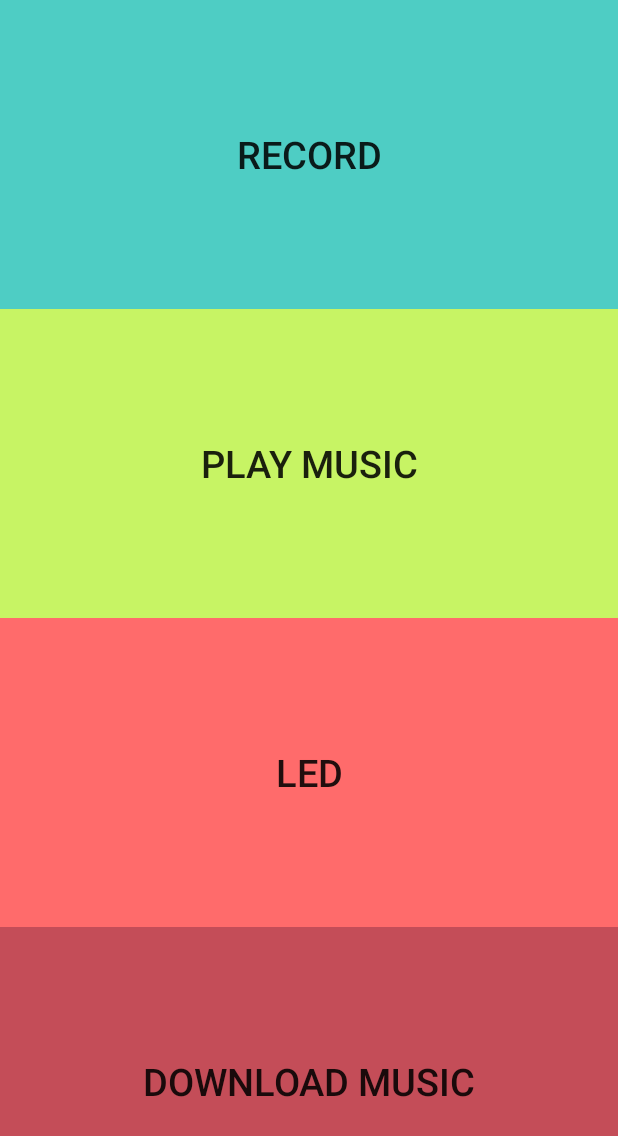
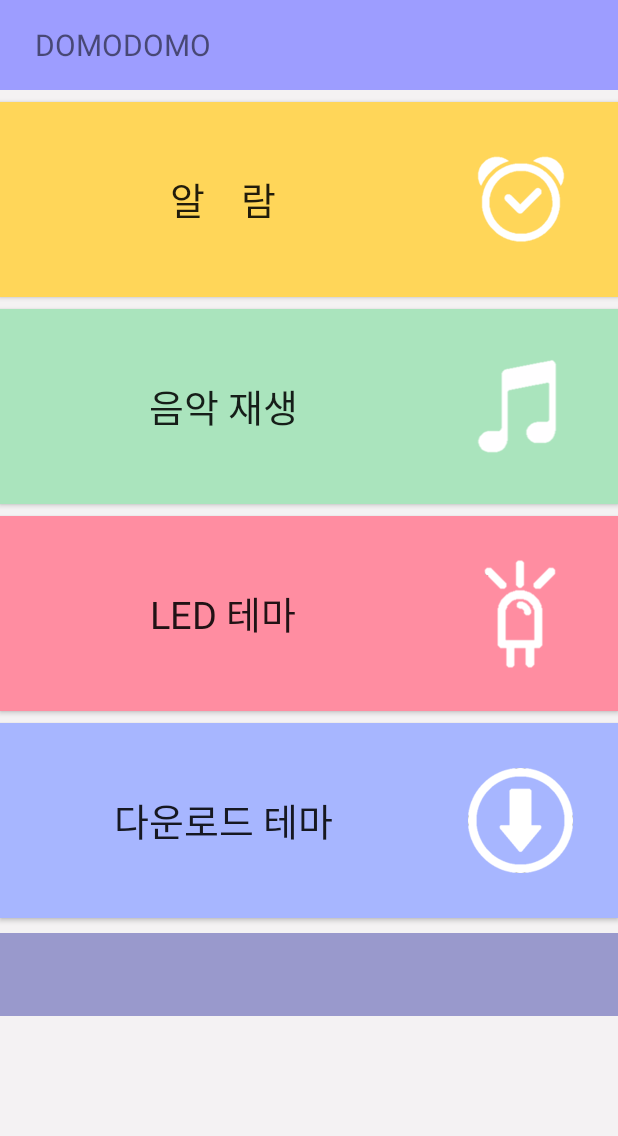
Before and after one commit to ParkMinHyun/DomoDomo_hack, an Android app: the screen it shows after launch (MainActivity), on a phone screen of 412 x 824 dp. Shown: the top 1136 px of the screen. Run offline under Robolectric (Android 15) with nearby library versions, the phone set to English and light mode, and no system bars; Roboto replaces fonts that are not available here; 1 statement that could not run was skipped.

Commit message:
[성민] UI 수정

```diff
--- a/Hack/app/src/main/java/ensharp/tapcorder/MainActivity.java
+++ b/Hack/app/src/main/java/ensharp/tapcorder/MainActivity.java
@@ -7,6 +7,7 @@ import android.content.Context;
 import android.content.Intent;
 import android.content.SharedPreferences;
 import android.content.SharedPreferences.Editor;
+import android.graphics.Typeface;
 import android.os.Bundle;
 import android.view.Menu;
 import android.view.View;
@@ -38,25 +39,31 @@ public class MainActivity extends BT_Preference {
         Intent intent=new Intent(this,Splash.class);
         this.startActivity(intent);
 
+        Typeface tf_menu = Typeface.createFromAsset(getAssets(), "BMJUA_ttf.ttf");
+
         btn_record = (Button)findViewById(R.id.btn_Record);
+        btn_record.setTypeface(tf_menu);
         btn_record.setOnClickListener(new Button.OnClickListener(){
             public void onClick(View v){
                 startActivity(new Intent(MainActivity.this, ProgressRecorder.class));
             }
         });
         btn_musicFiles = (Button)findViewById(R.id.btn_Music);
+        btn_musicFiles.setTypeface(tf_menu);
         btn_musicFiles.setOnClickListener(new Button.OnClickListener(){
             public void onClick(View v){
                 startActivity(new Intent(MainActivity.this, Activity_Music.class));
             }
         });
         btn_LED = (Button)findViewById(R.id.btn_LED);
+        btn_LED.setTypeface(tf_menu);
         btn_LED.setOnClickListener(new Button.OnClickListener(){
             public void onClick(View v){
                 startActivity(new Intent(MainActivity.this, Activity_LED.class));
             }
         });
         btn_downMusic =(Button)findViewById(R.id.btn_Downmusic);
+        btn_downMusic.setTypeface(tf_menu);
         btn_downMusic.setOnClickListener(new Button.OnClickListener(){
             public void onClick(View v){
 
--- a/Hack/app/src/main/res/layout/activity_menu.xml
+++ b/Hack/app/src/main/res/layout/activity_menu.xml
@@ -4,48 +4,65 @@
     android:orientation="vertical"
     android:layout_width="fill_parent"
     android:layout_height="fill_parent"
-    android:weightSum="1">
+    android:background="#f4f2f3">
 
+    <TextView
+        android:layout_width="match_parent"
+        android:layout_height="60dp"
+        android:text="     DOMODOMO"
+        android:textSize="20dp"
+        android:gravity="fill_horizontal|center"
+        android:background="#9D9DFF" />
 
     <Button
         android:textSize="25dp"
         android:layout_width="match_parent"
-        android:layout_height="wrap_content"
-        android:text="Record"
+        android:layout_height="130dp"
+        android:text="알    람"
         android:id="@+id/btn_Record"
-        android:layout_weight="0.25"
         android:layout_gravity="center_horizontal"
-        android:background="#4ECDC4"/>
+        android:background="@drawable/btnmenu1_bg"
+        android:layout_marginTop="8dp"
+        android:layout_marginBottom="8dp"
+        android:drawableRight="@drawable/alarmpic"/>
 
     <Button
         android:textSize="25dp"
         android:layout_width="match_parent"
-        android:layout_height="wrap_content"
-        android:text="Play Music"
+        android:layout_height="130dp"
+        android:text="음악 재생"
         android:id="@+id/btn_Music"
-        android:layout_weight="0.25"
         android:layout_gravity="center_horizontal"
-        android:background="#C7F464"/>
+        android:background="@drawable/btnmenu2_bg"
+        android:layout_marginBottom="8dp"
+        android:drawableRight="@drawable/musicpic"/>
 
     <Button
         android:textSize="25dp"
         android:layout_width="match_parent"
-        android:layout_height="wrap_content"
-        android:text="LED"
+        android:layout_height="130dp"
+        android:text="LED 테마"
         android:id="@+id/btn_LED"
-        android:layout_weight="0.25"
         android:layout_gravity="center_horizontal"
-        android:background="#FF6B6B"
-        />
+        android:background="@drawable/btnmenu3_bg"
+        android:layout_marginBottom="8dp"
+        android:drawableRight="@drawable/ledpic"/>
 
     <Button
         android:textSize="25dp"
         android:layout_width="match_parent"
-        android:layout_height="wrap_content"
-        android:text="Download Music"
+        android:layout_height="130dp"
+        android:text="다운로드 테마"
         android:id="@+id/btn_Downmusic"
-        android:layout_weight="0.25"
         android:layout_gravity="center_horizontal"
-        android:background="#C44D58"/>
+        android:background="@drawable/btnmenu4_bg"
+        android:layout_marginBottom="10dp"
+        android:drawableRight="@drawable/downpic"/>
+
+    <TextView
+        android:layout_width="match_parent"
+        android:layout_height="55dp"
+        android:gravity="fill_horizontal|center"
+        android:background="#9999cc" />
 
 </LinearLayout>
--- a/Hack/app/src/main/res/layout/splash.xml
+++ b/Hack/app/src/main/res/layout/splash.xml
@@ -1,9 +1,10 @@
 <?xml version="1.0" encoding="utf-8"?>
 <RelativeLayout xmlns:android="http://schemas.android.com/apk/res/android"
     android:layout_width="match_parent" android:layout_height="match_parent"
-    android:background="#9400D3">
+    android:background="#899dff">
 
     <!--android:background="#A600D3">-->
+    <!--android:background="#9400D3">-->
 
 <!--android:background="#FFCC00">-->
 
@@ -14,7 +15,7 @@
 <ImageView
     android:layout_width="wrap_content"
     android:layout_height="wrap_content"
-    android:background="@drawable/logo"
+    android:background="@drawable/logo8"
     android:layout_centerHorizontal="true"
     android:layout_centerInParent="true"/>
 </RelativeLayout>
```
